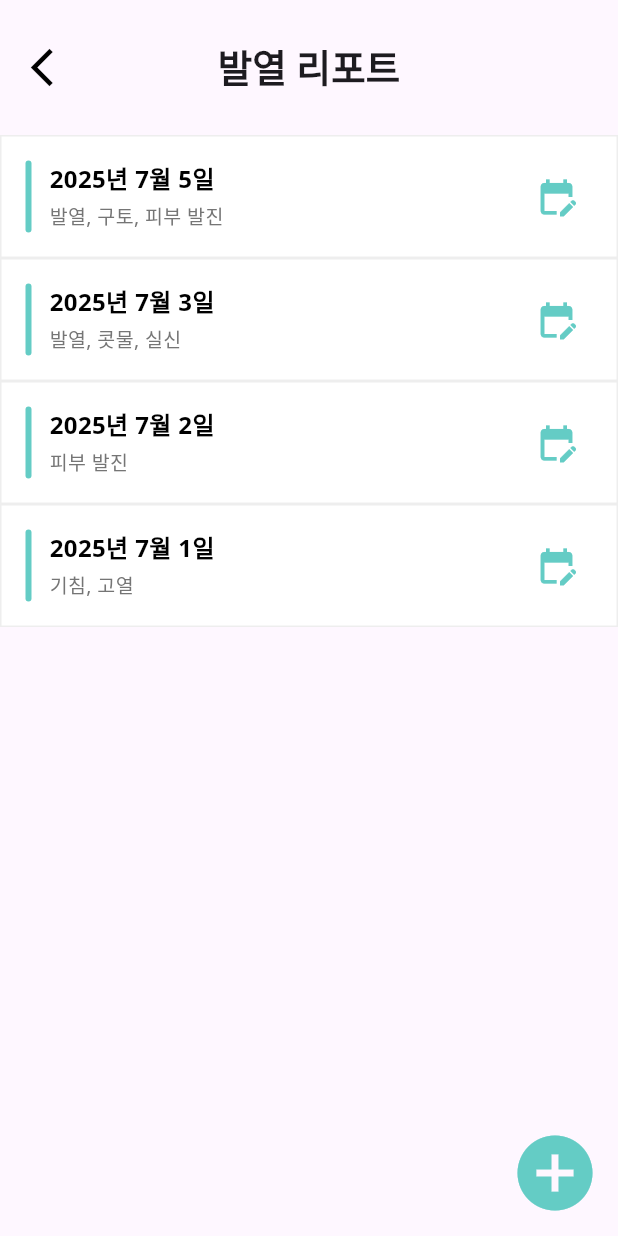
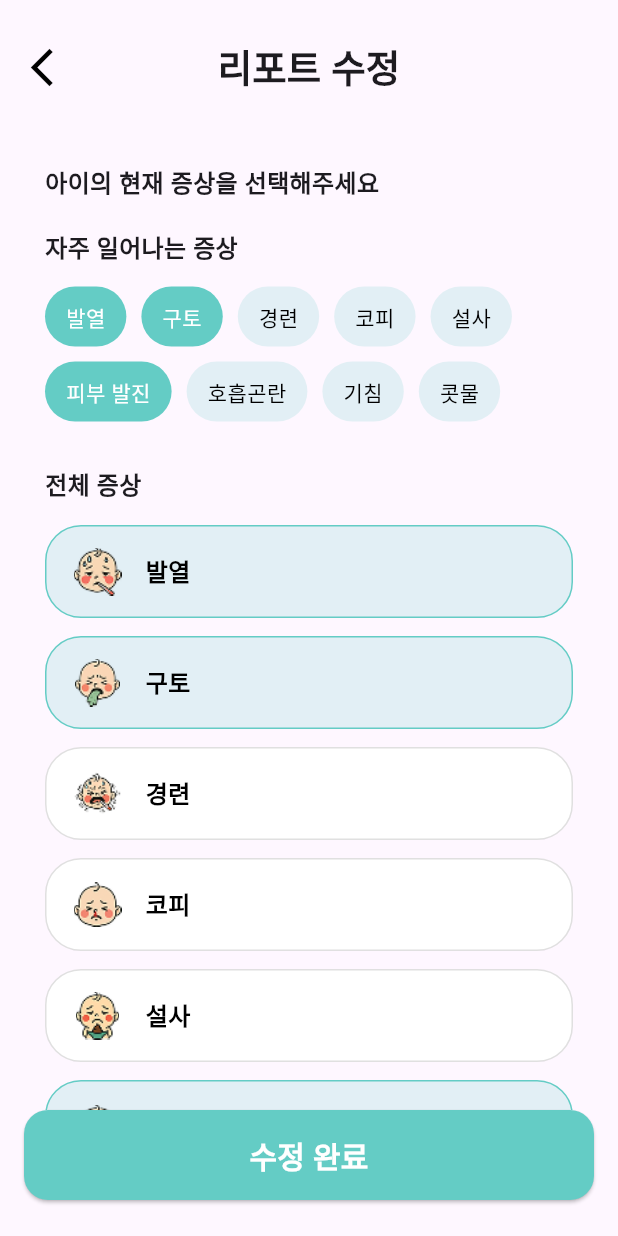
Before and after one commit to SMU-25/frontend, a Flutter app: the screen it shows after launch, after a tap on the "edit calendar" icon, on a phone screen of 412 x 824 dp. Run offline on Flutter 3.47's test engine with Material 3 defaults, Android fonts, the phone set to English and light mode, and no system bars; our stand-ins replace dio, email_validator, fl_chart, image_picker, table_calendar; accounts and stored records are empty.

Commit message:
✨ [Feat] 리포트 수정 UI 구현 및 모델 적용

```diff
--- a/lib/report/component/report_card.dart
+++ b/lib/report/component/report_card.dart
@@ -58,7 +58,7 @@ class ReportCard extends StatelessWidget {
             ),
           ),
           IconButton(
-            onPressed: onEditPressed ?? () {},
+            onPressed: onEditPressed,
             icon: Icon(
               Icons.edit_calendar,
               color: MAIN_COLOR,
--- a/lib/report/model/report_info.dart
+++ b/lib/report/model/report_info.dart
@@ -1,4 +1,4 @@
-class FeverReport {
+class ReportInfo {
   // 리포트 고유 ID
   final int? reportId;
   // 아이 고유 ID (필수)
@@ -14,7 +14,7 @@ class FeverReport {
   // 진단 질환들
   final List<String> illnessTypes;
 
-  FeverReport({
+  ReportInfo({
     this.reportId,
     required this.childId,
     required this.createdAt,
--- /dev/null
+++ b/lib/report/view/change_report.dart
@@ -0,0 +1,128 @@
+import 'package:flutter/material.dart';
+import 'package:team_project_front/common/component/navigation_button.dart';
+import 'package:team_project_front/report/component/custom_text_input.dart';
+import 'package:team_project_front/report/model/report_info.dart';
+import 'package:team_project_front/report/view/create_report.dart';
+import 'package:team_project_front/settings/component/custom_appbar.dart';
+
+class ChangeReport extends StatefulWidget {
+  final ReportInfo report;
+
+  const ChangeReport({
+    super.key,
+    required this.report,
+  });
+
+  @override
+  State<ChangeReport> createState() => _ChangeReportState();
+}
+
+class _ChangeReportState extends State<ChangeReport> {
+  final _formKey = GlobalKey<FormState>();
+  late TextEditingController etcController;
+  late TextEditingController outingController;
+  final Set<String> selectedSymptoms = {};
+
+  final List<String> allSymptoms = [
+    '발열', '구토', '경련', '코피', '설사',
+    '피부 발진', '실신', '호흡곤란', '기침', '콧물', '황달'
+  ];
+
+  final List<String> frequentSymptoms = [
+    '발열', '구토', '경련', '코피', '설사',
+    '피부 발진', '호흡곤란', '기침', '콧물'
+  ];
+
+  @override
+  void initState() {
+    super.initState();
+    etcController = TextEditingController(text: widget.report.etcSymptom);
+    outingController = TextEditingController(text: widget.report.outingRecord);
+    selectedSymptoms.addAll(widget.report.symptoms);
+  }
+
+  bool get isFormValid {
+    return selectedSymptoms.isNotEmpty ||
+        etcController.text.trim().isNotEmpty ||
+        outingController.text.trim().isNotEmpty;
+  }
+
+  void onSavePressed() {
+    // api 연결 예정
+
+    Navigator.of(context).pop();
+  }
+
+  @override
+  Widget build(BuildContext context) {
+    return Scaffold(
+      appBar: PreferredSize(
+        preferredSize: Size.fromHeight(90),
+        child: CustomAppbar(title: '리포트 수정'),
+      ),
+      body: SingleChildScrollView(
+        padding: const EdgeInsets.symmetric(horizontal: 30, vertical: 20),
+        child: Form(
+          key: _formKey,
+          onChanged: () => setState(() {}),
+          child: Column(
+            crossAxisAlignment: CrossAxisAlignment.start,
+            children: [
+              Text('아이의 현재 증상을 선택해주세요',
+                  style: TextStyle(fontWeight: FontWeight.w900, fontSize: 16)),
+              SizedBox(height: 20),
+              FrequentSymptomsWidget(
+                symptoms: frequentSymptoms,
+                selectedSymptoms: selectedSymptoms,
+                onTap: _onSymptomTapped,
+              ),
+              SizedBox(height: 30),
+              AllSymptomsWidget(
+                symptoms: allSymptoms,
+                selectedSymptoms: selectedSymptoms,
+                onTap: _onSymptomTapped,
+              ),
+              SizedBox(height: 20),
+              Text('기타 증상',
+                  style: TextStyle(fontWeight: FontWeight.w900, fontSize: 16)),
+              SizedBox(height: 15),
+              CustomTextFormField(
+                controller: etcController,
+                hintText: '기타 추가 증상을 입력해주세요',
+              ),
+              SizedBox(height: 20),
+              Text('외출 기록',
+                  style: TextStyle(fontWeight: FontWeight.w900, fontSize: 16)),
+              SizedBox(height: 15),
+              CustomTextFormField(
+                controller: outingController,
+                hintText: '가장 최근 외출 기록을 자세히 입력해주세요',
+              ),
+              SizedBox(height: 10),
+              Text('ex) 2025년 4월 9일 오후 1시~3시 잠실 호수 공원',
+                  style: TextStyle(fontWeight: FontWeight.w900, fontSize: 12)),
+              SizedBox(height: 20),
+            ],
+          ),
+        ),
+      ),
+      bottomNavigationBar: Padding(
+        padding: EdgeInsets.fromLTRB(16, 0, 16, 24),
+        child: NavigationButton(
+          text: '수정 완료',
+          onPressed: isFormValid ? onSavePressed : null,
+        ),
+      ),
+    );
+  }
+
+  void _onSymptomTapped(String symptom) {
+    setState(() {
+      if (selectedSymptoms.contains(symptom)) {
+        selectedSymptoms.remove(symptom);
+      } else {
+        selectedSymptoms.add(symptom);
+      }
+    });
+  }
+}
--- a/lib/report/view/report.dart
+++ b/lib/report/view/report.dart
@@ -1,6 +1,9 @@
 import 'package:flutter/material.dart';
+import 'package:intl/intl.dart';
 import 'package:team_project_front/common/const/colors.dart';
 import 'package:team_project_front/report/component/report_card.dart';
+import 'package:team_project_front/report/model/report_info.dart';
+import 'package:team_project_front/report/view/change_report.dart';
 import 'package:team_project_front/report/view/create_report.dart';
 import 'package:team_project_front/settings/component/custom_appbar.dart';
 
@@ -12,12 +15,30 @@ class Report extends StatefulWidget {
 }
 
 class _ReportState extends State<Report> {
-  List<Map<String, String>> reportData = [
-    {'createdAt': '2025년 7월 5일', 'content': '발열, 구토, 피부 발진'},
-    {'createdAt': '2025년 7월 3일', 'content': '발열, 콧물, 실신'},
-    {'createdAt': '2025년 7월 2일', 'content': '피부 발진'},
-    {'createdAt': '2025년 7월 1일', 'content': '기침, 고열'},
+  final List<ReportInfo> reportData = [
+    ReportInfo(
+      reportId: 1,
+      childId: 101,
+      createdAt: DateTime(2025, 7, 5),
+      symptoms: ['발열', '구토', '피부 발진'],
+      etcSymptom: '복통이 심함',
+      outingRecord: '2025년 7월 5일 오후 1시~3시 공원',
+      illnessTypes: ['아토피'],
+    ),
+    ReportInfo(
+      reportId: 2,
+      childId: 101,
+      createdAt: DateTime(2025, 7, 3),
+      symptoms: ['발열', '콧물', '실신'],
+      etcSymptom: '고열 지속',
+      outingRecord: '2025년 7월 3일 백화점 방문',
+      illnessTypes: ['천식'],
+    ),
   ];
+
+  String formatDate(DateTime date) {
+    return DateFormat('yyyy년 M월 d일').format(date);
+  }
 
   @override
   Widget build(BuildContext context) {
@@ -77,8 +98,13 @@ class _ReportState extends State<Report> {
                 );
               },
               child: ReportCard(
-                createdAt: report['createdAt']!,
-                content: report['content']!,
+                createdAt: formatDate(report.createdAt),
+                content: report.symptoms.join(', '),
+                onEditPressed: () {
+                  Navigator.of(context).push(
+                    MaterialPageRoute(builder: (_) => ChangeReport(report: report)),
+                  );
+                },
               ),
             );
           },
```
